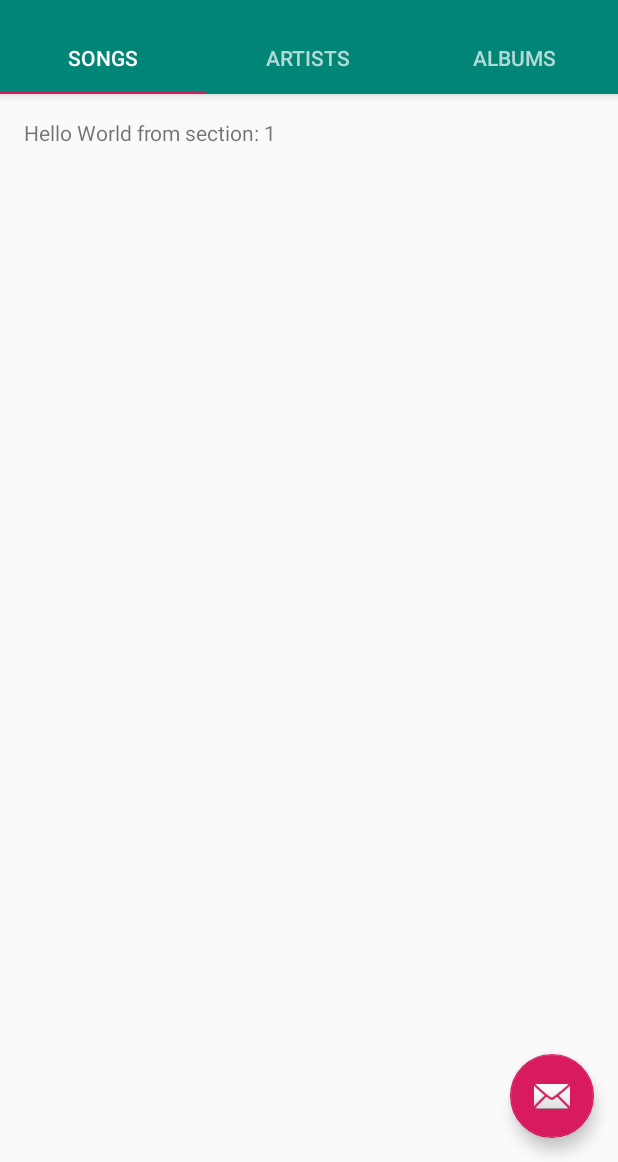
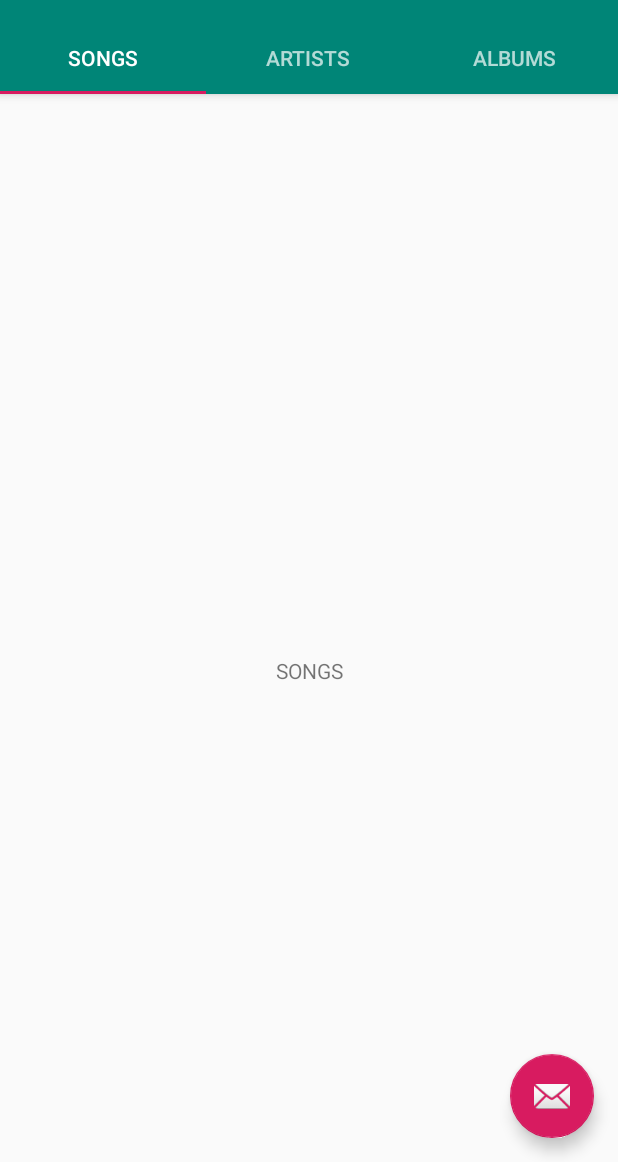
Before and after one commit to ZeusLMT/lyricslover-client, an Android app: the screen it shows after launch (MainActivity), on a phone screen of 412 x 824 dp, the part 74-1236 px from its top. Run offline under Robolectric (Android 15) with nearby library versions, the phone set to English and light mode, and no system bars.

Commit message:
wire up the corresponding fragment for each tab

```diff
--- a/app/src/main/java/com/zeuslmt/lyricslover/MainActivity.kt
+++ b/app/src/main/java/com/zeuslmt/lyricslover/MainActivity.kt
@@ -44,6 +44,9 @@ class MainActivity : AppCompatActivity() {
         container.addOnPageChangeListener(TabLayout.TabLayoutOnPageChangeListener(tabs))
         tabs.addOnTabSelectedListener(TabLayout.ViewPagerOnTabSelectedListener(container))
 
+
+
+
         fab_addSong.setOnClickListener { view ->
             Snackbar.make(view, "Replace with your own action", Snackbar.LENGTH_LONG)
                 .setAction("Action", null).show()
@@ -70,58 +73,4 @@ class MainActivity : AppCompatActivity() {
 
         return super.onOptionsItemSelected(item)
     }
-
-
-    /**
-     * A [FragmentPagerAdapter] that returns a fragment corresponding to
-     * one of the sections/tabs/pages.
-     */
-    inner class SectionsPagerAdapter(fm: FragmentManager) : FragmentPagerAdapter(fm) {
-
-        override fun getItem(position: Int): Fragment {
-            // getItem is called to instantiate the fragment for the given page.
-            // Return a PlaceholderFragment (defined as a static inner class below).
-            return PlaceholderFragment.newInstance(position + 1)
-        }
-
-        override fun getCount(): Int {
-            // Show 3 total pages.
-            return 3
-        }
-    }
-
-    /**
-     * A placeholder fragment containing a simple view.
-     */
-    class PlaceholderFragment : Fragment() {
-
-        override fun onCreateView(
-            inflater: LayoutInflater, container: ViewGroup?,
-            savedInstanceState: Bundle?
-        ): View? {
-            val rootView = inflater.inflate(R.layout.fragment_main, container, false)
-            rootView.section_label.text = getString(R.string.section_format, arguments?.getInt(ARG_SECTION_NUMBER))
-            return rootView
-        }
-
-        companion object {
-            /**
-             * The fragment argument representing the section number for this
-             * fragment.
-             */
-            private val ARG_SECTION_NUMBER = "section_number"
-
-            /**
-             * Returns a new instance of this fragment for the given section
-             * number.
-             */
-            fun newInstance(sectionNumber: Int): PlaceholderFragment {
-                val fragment = PlaceholderFragment()
-                val args = Bundle()
-                args.putInt(ARG_SECTION_NUMBER, sectionNumber)
-                fragment.arguments = args
-                return fragment
-            }
-        }
-    }
 }
--- /dev/null
+++ b/app/src/main/java/com/zeuslmt/lyricslover/SectionsPagerAdapter.kt
@@ -0,0 +1,28 @@
+package com.zeuslmt.lyricslover
+
+import android.content.res.Resources
+import android.support.v4.app.Fragment
+import android.support.v4.app.FragmentManager
+import android.support.v4.app.FragmentPagerAdapter
+import com.zeuslmt.lyricslover.fragments.fragment_songs.FragmentAlbums
+import com.zeuslmt.lyricslover.fragments.fragment_songs.FragmentArtists
+import com.zeuslmt.lyricslover.fragments.fragment_songs.FragmentSongs
+
+class SectionsPagerAdapter(fm: FragmentManager) : FragmentPagerAdapter(fm) {
+
+    override fun getItem(position: Int): Fragment? = when (position) {
+        0 -> FragmentSongs.newInstance()
+        1 -> FragmentArtists.newInstance()
+        2 -> FragmentAlbums.newInstance()
+        else -> null
+    }
+
+    override fun getPageTitle(position: Int): CharSequence = when (position) {
+        0 -> Resources.getSystem().getString(R.string.tab_text_1)
+        1 -> Resources.getSystem().getString(R.string.tab_text_2)
+        2 -> Resources.getSystem().getString(R.string.tab_text_3)
+        else -> ""
+    }
+
+    override fun getCount(): Int = 3
+}
--- /dev/null
+++ b/app/src/main/java/com/zeuslmt/lyricslover/fragments/fragment_artists/fragment_artists.kt
@@ -0,0 +1,19 @@
+package com.zeuslmt.lyricslover.fragments.fragment_songs
+
+import android.os.Bundle
+import android.support.v4.app.Fragment
+import android.view.LayoutInflater
+import android.view.View
+import android.view.ViewGroup
+import com.zeuslmt.lyricslover.R
+
+class FragmentArtists : Fragment() {
+
+    override fun onCreateView(inflater: LayoutInflater, container: ViewGroup?, savedInstanceState: Bundle?): View? {
+        return inflater.inflate(R.layout.fragment_artists, container, false)
+    }
+
+    companion object {
+        fun newInstance(): FragmentArtists = FragmentArtists()
+    }
+}
--- /dev/null
+++ b/app/src/main/java/com/zeuslmt/lyricslover/fragments/fragment_songs/fragment_songs.kt
@@ -0,0 +1,19 @@
+package com.zeuslmt.lyricslover.fragments.fragment_songs
+
+import android.os.Bundle
+import android.support.v4.app.Fragment
+import android.view.LayoutInflater
+import android.view.View
+import android.view.ViewGroup
+import com.zeuslmt.lyricslover.R
+
+class FragmentSongs : Fragment() {
+
+    override fun onCreateView(inflater: LayoutInflater, container: ViewGroup?, savedInstanceState: Bundle?): View? {
+        return inflater.inflate(R.layout.fragment_songs, container, false)
+    }
+
+    companion object {
+        fun newInstance(): FragmentSongs = FragmentSongs()
+    }
+}
--- /dev/null
+++ b/app/src/main/res/layout/fragment_songs.xml
@@ -0,0 +1,14 @@
+<?xml version="1.0" encoding="utf-8"?>
+<android.support.constraint.ConstraintLayout xmlns:android="http://schemas.android.com/apk/res/android"
+                                             xmlns:app="http://schemas.android.com/apk/res-auto" android:layout_width="match_parent"
+                                             android:layout_height="match_parent">
+
+    <TextView
+            android:text="SONGS"
+            android:layout_width="wrap_content"
+            android:layout_height="wrap_content" android:id="@+id/textView" app:layout_constraintEnd_toEndOf="parent"
+            android:layout_marginEnd="8dp" app:layout_constraintStart_toStartOf="parent"
+            android:layout_marginStart="8dp" android:layout_marginBottom="8dp"
+            app:layout_constraintBottom_toBottomOf="parent" android:layout_marginTop="8dp"
+            app:layout_constraintTop_toTopOf="parent"/>
+</android.support.constraint.ConstraintLayout>
```
Also changed, not shown: app/src/main/java/com/zeuslmt/lyricslover/fragments/fragment_albums/fragment_albums.kt (added, +19 -0 lines), app/src/main/res/layout/fragment_albums.xml (added, +14 -0 lines), app/src/main/res/layout/fragment_artists.xml (added, +14 -0 lines).
